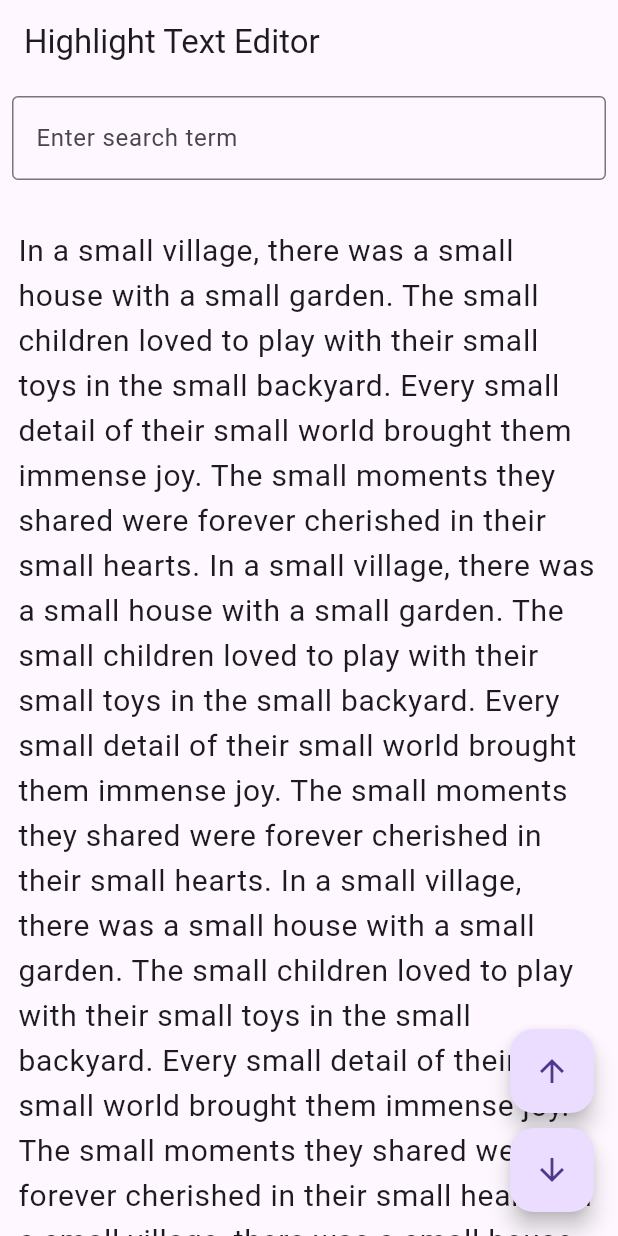
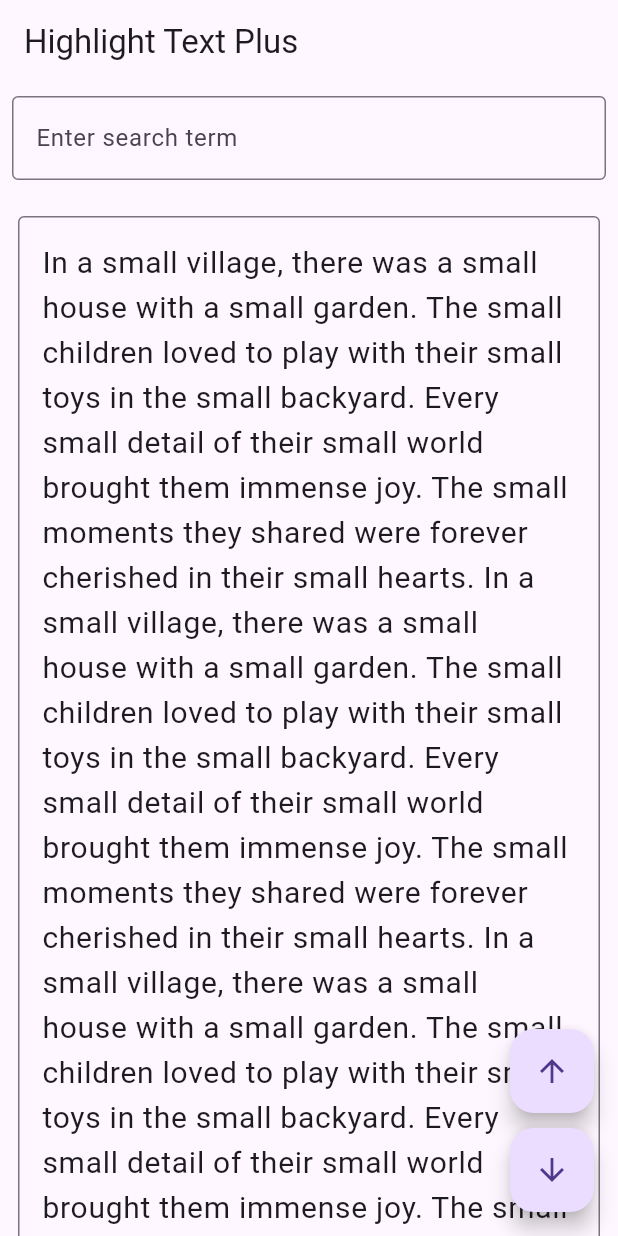
Before and after one commit to rahulgohil08/Search-Text-Highlight-Plus, a Flutter app: the screen it shows after launch, on a phone screen of 412 x 824 dp. Run offline on Flutter 3.47's test engine with Material 3 defaults, Android fonts, the phone set to English and light mode, and no system bars.

```diff
--- a/example/lib/main.dart
+++ b/example/lib/main.dart
@@ -1,5 +1,6 @@
 import 'package:flutter/material.dart';
-import 'package:highlight_text_editor/highlight_text_editor.dart';
+import 'package:highlight_text_plus/data/highlight_span.dart';
+import 'package:highlight_text_plus/highlight_text_plus.dart';
 
 void main() {
   runApp(const MyApp());
@@ -11,6 +12,7 @@ class MyApp extends StatelessWidget {
   @override
   Widget build(BuildContext context) {
     return const MaterialApp(
+      debugShowCheckedModeBanner: false,
       home: HighlightTextEditor(),
     );
   }
@@ -20,7 +22,7 @@ class HighlightTextEditor extends StatefulWidget {
   const HighlightTextEditor({super.key});
 
   @override
-  _HighlightTextEditorState createState() => _HighlightTextEditorState();
+  State<HighlightTextEditor> createState() => _HighlightTextEditorState();
 }
 
 class _HighlightTextEditorState extends State<HighlightTextEditor> {
@@ -35,15 +37,19 @@ class _HighlightTextEditorState extends State<HighlightTextEditor> {
     _scrollController = ScrollController();
 
     _highlightTextController = HighlightTextController(
-      text: '''
-  In a small village, there was a small house with a small garden. The small children loved to play with their small toys in the small backyard. Every small detail of their small world brought them immense joy. The small moments they shared were forever cherished in their small hearts. In a small village, there was a small house with a small garden. The small children loved to play with their small toys in the small backyard. Every small detail of their small world brought them immense joy. The small moments they shared were forever cherished in their small hearts. In a small village, there was a small house with a small garden. The small children loved to play with their small toys in the small backyard. Every small detail of their small world brought them immense joy. The small moments they shared were forever cherished in their small hearts. In a small village, there was a small house with a small garden. The small children loved to play with their small toys in the small backyard. Every small detail of their small world brought them immense joy. The small moments they shared were forever cherished in their small hearts.
-  '''
-          .trim(),
+      text: englishText.trim(),
       scrollController: _scrollController,
-      selectedTextColor: Colors.redAccent,
-      highlightTextColor: Colors.yellow,
+      selectedTextBackgroundColor: Colors.redAccent,
+      highlightTextBackgroundColor: Colors.yellow,
+      selectedHighlightedTextStyle: const TextStyle(
+        color: Colors.white,
+        fontSize: 19,
+      ),
+      highlightedTextStyle: const TextStyle(
+        color: Colors.black,
+        fontSize: 19,
+      ),
     );
-
   }
 
   @override
@@ -57,8 +63,9 @@ class _HighlightTextEditorState extends State<HighlightTextEditor> {
   @override
   Widget build(BuildContext context) {
     return Scaffold(
-      appBar: AppBar(title: const Text('Highlight Text Editor')),
-      body: Column(
+      appBar: AppBar(title: const Text('Highlight Text Plus')),
+      body: SafeArea(
+        child: Column(
           children: <Widget>[
             Padding(
               padding: const EdgeInsets.all(8.0),
@@ -81,13 +88,16 @@ class _HighlightTextEditorState extends State<HighlightTextEditor> {
                   valueListenable: _highlightTextController.highlightsNotifier,
                   builder: (context, highlights, child) {
                     return Padding(
-                    padding: const EdgeInsets.symmetric(horizontal: 12.0,vertical: 16.0),
+                      padding: const EdgeInsets.symmetric(
+                          horizontal: 12.0, vertical: 16.0),
                       child: TextField(
                         // readOnly: true,
                         controller: _highlightTextController,
                         maxLines: null,
                         decoration: const InputDecoration(
-                        border: InputBorder.none,
+                          border: OutlineInputBorder(
+                            borderSide: BorderSide(color: Colors.grey),
+                          ),
                         ),
                         style: const TextStyle(fontSize: 20),
                         onChanged: (value) {
@@ -102,6 +112,7 @@ class _HighlightTextEditorState extends State<HighlightTextEditor> {
               ),
             ),
           ],
+        ),
       ),
       floatingActionButton: Column(
         mainAxisAlignment: MainAxisAlignment.end,
@@ -124,3 +135,11 @@ class _HighlightTextEditorState extends State<HighlightTextEditor> {
     );
   }
 }
+
+const englishText = '''
+  In a small village, there was a small house with a small garden. The small children loved to play with their small toys in the small backyard. Every small detail of their small world brought them immense joy. The small moments they shared were forever cherished in their small hearts. In a small village, there was a small house with a small garden. The small children loved to play with their small toys in the small backyard. Every small detail of their small world brought them immense joy. The small moments they shared were forever cherished in their small hearts. In a small village, there was a small house with a small garden. The small children loved to play with their small toys in the small backyard. Every small detail of their small world brought them immense joy. The small moments they shared were forever cherished in their small hearts. In a small village, there was a small house with a small garden. The small children loved to play with their small toys in the small backyard. Every small detail of their small world brought them immense joy. The small moments they shared were forever cherished in their small hearts.
+  ''';
+
+const arabicText = '''
+  في قرية صغيرة، كان هناك منزل صغير بحديقة صغيرة. أحب الأطفال الصغار اللعب بألعابهم الصغيرة في الفناء الخلفي الصغير. كل تفصيل صغير في عالمهم الصغير جلب لهم فرحة كبيرة. اللحظات الصغيرة التي شاركوها كانت محبوبة إلى الأبد في قلوبهم الصغيرة. في قرية صغيرة، كان هناك منزل صغير بحديقة صغيرة. أحب الأطفال الصغار اللعب بألعابهم الصغيرة في الفناء الخلفي الصغير. كل تفصيل صغير في عالمهم الصغير جلب لهم فرحة كبيرة. اللحظات الصغيرة التي شاركوها كانت محبوبة إلى الأبد في قلوبهم الصغيرة. في قرية صغيرة، كان هناك منزل صغير بحديقة صغيرة. أحب الأطفال الصغار اللعب بألعابهم الصغيرة في الفناء الخلفي الصغير. كل تفصيل صغير في عالمهم الصغير جلب لهم فرحة كبيرة. اللحظات الصغيرة التي شاركوها كانت محبوبة إلى الأبد في قلوبهم الصغيرة. في قرية صغيرة، كان هناك منزل صغير بحديقة صغيرة. أحب الأطفال الصغار اللعب بألعابهم الصغيرة في الفناء الخلفي الصغير. كل تفصيل صغير في عالمهم الصغير جلب لهم فرحة كبيرة. اللحظات الصغيرة التي شاركوها كانت محبوبة إلى الأبد في قلوبهم الصغيرة.
+  ''';
--- a/example/pubspec.yaml
+++ b/example/pubspec.yaml
@@ -30,7 +30,7 @@ environment:
 dependencies:
   flutter:
     sdk: flutter
-  highlight_text_editor:
+  highlight_text_plus:
     path: ../
 
 
--- /dev/null
+++ b/lib/data/highlight_span.dart
@@ -0,0 +1,22 @@
+
+
+import 'package:flutter/material.dart';
+
+class HighlightSpan {
+  final int start;
+  final int end;
+  final Color color;
+  final TextStyle? textStyle;
+
+  HighlightSpan({
+    required this.start,
+    required this.end,
+    required this.color,
+    required this.textStyle,
+  });
+
+  @override
+  String toString() {
+    return 'HighlightSpan{start: $start, end: $end, color: $color}';
+  }
+}
--- a/lib/highlight_text_editor.dart
+++ /dev/null
@@ -1,184 +0,0 @@
-import 'package:flutter/material.dart';
-
-class HighlightTextController extends TextEditingController {
-  final ScrollController scrollController;
-  final Color selectedTextColor;
-  final TextStyle? normalTextStyle;
-  final TextStyle? selectedTextStyle;
-  final TextStyle? highlightedTextStyle;
-  final Color highlightTextColor;
-  final bool caseSensitive;
-  int _currentIndex = -1;
-  ValueNotifier<List<HighlightSpan>> highlightsNotifier = ValueNotifier([]);
-
-  int get currentIndex => _currentIndex;
-
-  int get totalHighlights => highlightsNotifier.value.length;
-
-  HighlightTextController({
-    super.text,
-    required this.scrollController,
-    this.selectedTextColor = Colors.lightBlue,
-    this.highlightTextColor = Colors.yellow,
-    this.selectedTextStyle,
-    this.highlightedTextStyle,
-    this.normalTextStyle,
-    this.caseSensitive = false,
-  });
-
-  /// Highlight search term in the text
-  void highlightSearchTerm(String searchTerm) {
-    if (searchTerm.isEmpty) {
-      _clearHighlights();
-      _currentIndex = -1;
-      return;
-    }
-
-    setHighlights(searchTerm: searchTerm, currentIndex: _currentIndex);
-
-    if (_currentIndex == -1 && highlightsNotifier.value.isNotEmpty) {
-      _currentIndex = 0;
-      _scrollToCurrent();
-    }
-  }
-
-  /// Set the highlights based on the search term
-  void setHighlights({required String searchTerm, required int currentIndex}) {
-    List<HighlightSpan> newHighlights = [];
-    String fullText = text;
-
-    String pattern = RegExp.escape(searchTerm);
-    List<RegExpMatch> matches =
-        RegExp(pattern, caseSensitive: caseSensitive).allMatches(fullText).toList();
-
-    for (int i = 0; i < matches.length; i++) {
-      RegExpMatch match = matches[i];
-      newHighlights.add(
-        HighlightSpan(
-            start: match.start,
-            end: match.end,
-            color: i == currentIndex ? selectedTextColor : highlightTextColor,
-            textStyle:
-                i == currentIndex ? selectedTextStyle : highlightedTextStyle),
-      );
-    }
-
-    highlightsNotifier.value = newHighlights;
-  }
-
-  void updateHighlightColor(int currentIndex) {
-    List<HighlightSpan> updatedHighlights = [];
-    for (int i = 0; i < highlightsNotifier.value.length; i++) {
-      updatedHighlights.add(
-        HighlightSpan(
-            start: highlightsNotifier.value[i].start,
-            end: highlightsNotifier.value[i].end,
-            color: i == currentIndex ? selectedTextColor : highlightTextColor,
-            textStyle:
-                i == currentIndex ? selectedTextStyle : highlightedTextStyle),
-      );
-    }
-    highlightsNotifier.value = updatedHighlights;
-  }
-
-  /// Scroll to the current highlight
-  void _scrollToCurrent() {
-    if (_currentIndex != -1 && highlightsNotifier.value.isNotEmpty) {
-      final index = highlightsNotifier.value[_currentIndex].start;
-      scrollController.animateTo(
-        (index / text.length) * scrollController.position.maxScrollExtent,
-        duration: const Duration(milliseconds: 300),
-        curve: Curves.easeInOut,
-      );
-    }
-  }
-
-  void highlightNext() {
-    if (_currentIndex < highlightsNotifier.value.length - 1) {
-      _currentIndex++;
-      updateHighlightColor(_currentIndex);
-      _scrollToCurrent();
-    }
-  }
-
-  void highlightPrevious() {
-    if (_currentIndex > 0) {
-      _currentIndex--;
-      updateHighlightColor(_currentIndex);
-      _scrollToCurrent();
-    }
-  }
-
-  /// Clear all highlights
-  void _clearHighlights() {
-    highlightsNotifier.value = [];
-  }
-
-  @override
-  TextSpan buildTextSpan({
-    required BuildContext context,
-    TextStyle? style,
-    required bool withComposing,
-  }) {
-    List<TextSpan> children = [];
-    String fullText = value.text;
-    List<HighlightSpan> highlights = highlightsNotifier.value;
-
-    if (highlights.isEmpty) {
-      children.add(TextSpan(text: fullText));
-    } else {
-      int lastMatchEnd = 0;
-      for (HighlightSpan highlight in highlights) {
-        if (lastMatchEnd < highlight.start) {
-          children.add(
-            TextSpan(
-              text: fullText.substring(
-                lastMatchEnd,
-                highlight.start,
-              ),
-              style: normalTextStyle,
-            ),
-          );
-        }
-        children.add(
-          TextSpan(
-            text: fullText.substring(highlight.start, highlight.end),
-            style: highlight.textStyle
-                    ?.copyWith(backgroundColor: highlight.color) ??
-                TextStyle(backgroundColor: highlight.color),
-          ),
-        );
-        lastMatchEnd = highlight.end;
-      }
-      if (lastMatchEnd < fullText.length) {
-        children.add(
-          TextSpan(
-            text: fullText.substring(lastMatchEnd),
-            style: normalTextStyle,
-          ),
-        );
-      }
-    }
-
-    return TextSpan(style: style, children: children);
-  }
-}
-
-class HighlightSpan {
-  final int start;
-  final int end;
-  final Color color;
-  final TextStyle? textStyle;
-
-  HighlightSpan({
-    required this.start,
-    required this.end,
-    required this.color,
-    required this.textStyle,
-  });
-
-  @override
-  String toString() {
-    return 'HighlightSpan{start: $start, end: $end, color: $color}';
-  }
-}
--- /dev/null
+++ b/lib/highlight_text_plus.dart
@@ -0,0 +1,203 @@
+library highlight_text_plus;
+
+import 'package:flutter/material.dart';
+import 'package:highlight_text_plus/data/highlight_span.dart';
+
+/// A controller for managing and highlighting text within a [TextField] or [TextFormField].
+class HighlightTextController extends TextEditingController {
+  /// The scroll controller used to scroll to highlighted text.
+  final ScrollController? scrollController;
+
+  /// The background color of the currently selected highlighted text.
+  final Color selectedTextBackgroundColor;
+
+  /// The text style for normal (non-highlighted) text.
+  final TextStyle? normalTextStyle;
+
+  /// The text style for the currently selected highlighted text.
+  final TextStyle? selectedHighlightedTextStyle;
+
+  /// The text style for highlighted text.
+  final TextStyle? highlightedTextStyle;
+
+  /// The background color of highlighted text.
+  final Color highlightTextBackgroundColor;
+
+  /// Whether the search term matching is case sensitive.
+  final bool caseSensitive;
+
+  int _currentIndex = -1;
+
+  /// A notifier for the list of highlight spans.
+  ValueNotifier<List<HighlightSpan>> highlightsNotifier = ValueNotifier([]);
+
+  /// Gets the current index of the highlighted text.
+  int get currentIndex => _currentIndex;
+
+  /// Gets the total number of highlights.
+  int get totalHighlights => highlightsNotifier.value.length;
+
+  /// Creates a [HighlightTextController] with the given parameters.
+  HighlightTextController({
+    super.text,
+    this.scrollController,
+    this.selectedTextBackgroundColor = Colors.lightBlue,
+    this.highlightTextBackgroundColor = Colors.yellow,
+    this.selectedHighlightedTextStyle,
+    this.highlightedTextStyle,
+    this.normalTextStyle,
+    this.caseSensitive = false,
+  });
+
+  /// Highlights the search term in the text.
+  void highlightSearchTerm(String searchTerm) {
+    if (searchTerm.isEmpty) {
+      _clearHighlights();
+      _currentIndex = -1;
+      return;
+    }
+
+    setHighlights(searchTerm: searchTerm, currentIndex: _currentIndex);
+
+    if (_currentIndex == -1 && highlightsNotifier.value.isNotEmpty) {
+      _currentIndex = 0;
+      _scrollToCurrent();
+    }
+  }
+
+  /// Sets the highlights based on the search term.
+  void setHighlights({required String searchTerm, required int currentIndex}) {
+    List<HighlightSpan> newHighlights = [];
+    String fullText = text;
+
+    String pattern = RegExp.escape(searchTerm);
+    List<RegExpMatch> matches = RegExp(pattern, caseSensitive: caseSensitive)
+        .allMatches(fullText)
+        .toList();
+
+    for (int i = 0; i < matches.length; i++) {
+      RegExpMatch match = matches[i];
+      newHighlights.add(
+        HighlightSpan(
+          start: match.start,
+          end: match.end,
+          color: i == currentIndex
+              ? selectedTextBackgroundColor
+              : highlightTextBackgroundColor,
+          textStyle: i == currentIndex
+              ? selectedHighlightedTextStyle
+              : highlightedTextStyle,
+        ),
+      );
+    }
+
+    highlightsNotifier.value = newHighlights;
+  }
+
+  /// Updates the highlight color for the current index.
+  void updateHighlightColor(int currentIndex) {
+    List<HighlightSpan> updatedHighlights = [];
+    for (int i = 0; i < highlightsNotifier.value.length; i++) {
+      updatedHighlights.add(
+        HighlightSpan(
+            start: highlightsNotifier.value[i].start,
+            end: highlightsNotifier.value[i].end,
+            color: i == currentIndex
+                ? selectedTextBackgroundColor
+                : highlightTextBackgroundColor,
+            textStyle: i == currentIndex
+                ? selectedHighlightedTextStyle
+                : highlightedTextStyle),
+      );
+    }
+    highlightsNotifier.value = updatedHighlights;
+  }
+
+  /// Scrolls to the current highlight.
+  void _scrollToCurrent() {
+    if (scrollController == null) {
+      return;
+    }
+
+    if (_currentIndex != -1 && highlightsNotifier.value.isNotEmpty) {
+      final index = highlightsNotifier.value[_currentIndex].start;
+      scrollController!.animateTo(
+        (index / text.length) * scrollController!.position.maxScrollExtent,
+        duration: const Duration(milliseconds: 300),
+        curve: Curves.easeInOut,
+      );
+    }
+  }
+
+  /// Highlights the next occurrence of the search term.
+  void highlightNext() {
+    if (_currentIndex < highlightsNotifier.value.length - 1) {
+      _currentIndex++;
+      updateHighlightColor(_currentIndex);
+      _scrollToCurrent();
+    }
+  }
+
+  /// Highlights the previous occurrence of the search term.
+  void highlightPrevious() {
+    if (_currentIndex > 0) {
+      _currentIndex--;
+      updateHighlightColor(_currentIndex);
+      _scrollToCurrent();
+    }
+  }
+
+  /// Clears all highlights.
+  void _clearHighlights() {
+    highlightsNotifier.value = [];
+  }
+
+  @override
+  TextSpan buildTextSpan({
+    required BuildContext context,
+    TextStyle? style,
+    required bool withComposing,
+  }) {
+    List<TextSpan> children = [];
+    String fullText = value.text;
+    List<HighlightSpan> highlights = highlightsNotifier.value;
+
+    if (highlights.isEmpty) {
+      children.add(TextSpan(text: fullText));
+    } else {
+      int lastMatchEnd = 0;
+      for (HighlightSpan highlight in highlights) {
+        if (lastMatchEnd < highlight.start) {
+          children.add(
+            TextSpan(
+              text: fullText.substring(
+                lastMatchEnd,
+                highlight.start,
+              ),
+              style: normalTextStyle,
+            ),
+          );
+        }
+        children.add(
+          TextSpan(
+            text: fullText.substring(highlight.start, highlight.end),
+            style: highlight.textStyle
+                ?.copyWith(backgroundColor: highlight.color) ??
+                TextStyle(backgroundColor: highlight.color),
+          ),
+        );
+        lastMatchEnd = highlight.end;
+      }
+      if (lastMatchEnd < fullText.length) {
+        children.add(
+          TextSpan(
+            text: fullText.substring(lastMatchEnd),
+            style: normalTextStyle,
+          ),
+        );
+      }
+    }
+
+    return TextSpan(style: style, children: children);
+  }
+}
--- a/pubspec.yaml
+++ b/pubspec.yaml
@@ -1,7 +1,7 @@
-name: highlight_text_editor
-description: "A new Flutter package project."
+name: highlight_text_plus
+description: "The highlight_text_plus package is a powerful tool for developers looking to implement text highlighting features in their Flutter applications. With its customizable styles and easy-to-use API, it simplifies the process of highlighting and navigating through text."
 version: 0.0.1
-homepage:
+homepage: https://github.com/rahulgohil08/Text-Highlight-With-Search
 
 environment:
   sdk: '>=3.4.3 <4.0.0'
```
Also changed, not shown: example/pubspec.lock, 6 other files. Lines whose indentation alone changed are shown as unchanged.
